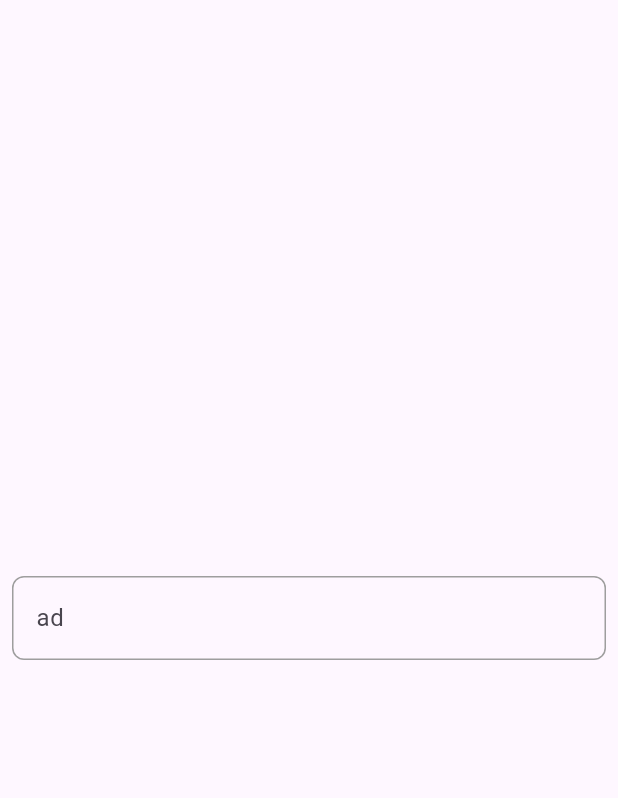
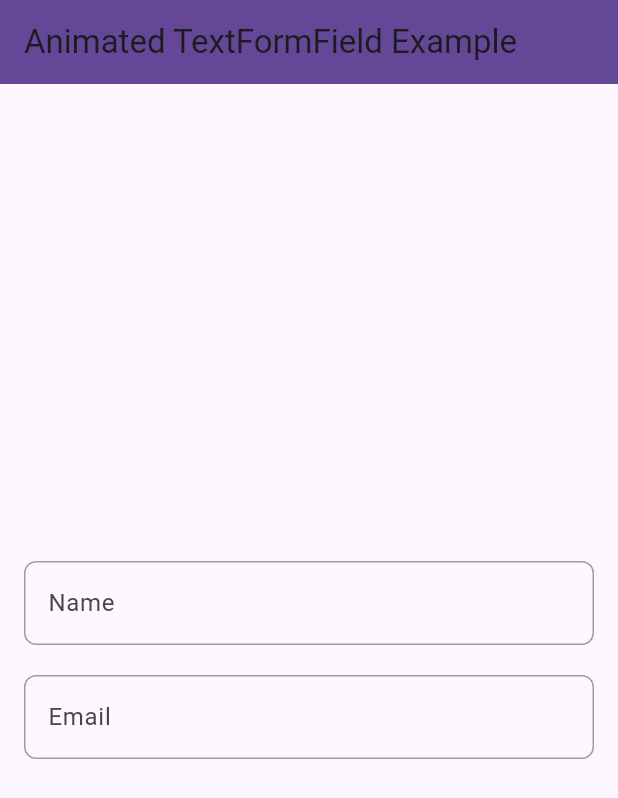
Before and after one commit to Praanim/animated_input_border, a Flutter app: the screen it shows after launch, on a phone screen of 412 x 824 dp. Shown: the top 798 px of the screen. Run offline on Flutter 3.47's test engine with Material 3 defaults, Android fonts, the phone set to English and light mode, and no system bars.

Commit message:
[#1] Example created for the package

```diff
--- a/example/lib/main.dart
+++ b/example/lib/main.dart
@@ -12,7 +12,7 @@ class MyApp extends StatelessWidget {
   @override
   Widget build(BuildContext context) {
     return MaterialApp(
-      title: 'Flutter Demo',
+      title: 'Flutter Animated TextField',
       theme: ThemeData(
         colorScheme: ColorScheme.fromSeed(seedColor: Colors.deepPurple),
         useMaterial3: true,
@@ -28,22 +28,51 @@ class HomePage extends StatelessWidget {
   @override
   Widget build(BuildContext context) {
     return Scaffold(
-      body: Padding(
-        padding: const EdgeInsets.all(8.0),
-        child: Center(
-            child: AnimatedTextFormField(
-          borderColor: Colors.amber,
-          decoration: const InputDecoration(
-            hintText: "sddasd",
-            labelText: 'ad',
-            border: OutlineInputBorder(
-                borderSide: BorderSide(color: Colors.grey),
-                borderRadius: BorderRadius.all(Radius.circular(50.0))),
-            // focusedBorder: OutlineInputBorder(
-            //   borderSide: BorderSide(),
-            // ),
-          ),
-        )),
+      appBar: AppBar(
+        title: const Text('Animated TextFormField Example'),
+        backgroundColor: const Color.fromARGB(255, 101, 71, 152),
+      ),
+      body: const Padding(
+        padding: EdgeInsets.all(16.0),
+        child: Column(
+          mainAxisAlignment: MainAxisAlignment.center,
+          children: [
+            //
+            // First AnimatedTextFormField
+            //
+            AnimatedTextFormField(
+              textInputAction: TextInputAction.next,
+              decoration: InputDecoration(
+                hintText: "Enter your name",
+                labelText: 'Name',
+                border: OutlineInputBorder(
+                  borderSide: BorderSide(color: Colors.grey),
+                  borderRadius: BorderRadius.all(Radius.circular(50.0)),
+                ),
+                focusedBorder: OutlineInputBorder(
+                  borderSide: BorderSide(color: Colors.deepPurple, width: 2.0),
+                ),
+              ),
+            ),
+            //
+            SizedBox(height: 20), // Space between the text fields
+            //
+            // Second AnimatedTextFormField
+            AnimatedTextFormField(
+              decoration: InputDecoration(
+                hintText: "Enter your email",
+                labelText: 'Email',
+                border: OutlineInputBorder(
+                  borderSide: BorderSide(color: Colors.grey),
+                  borderRadius: BorderRadius.all(Radius.circular(50.0)),
+                ),
+                focusedBorder: OutlineInputBorder(
+                  borderSide: BorderSide(color: Colors.deepPurple, width: 2.0),
+                ),
+              ),
+            ),
+          ],
+        ),
       ),
     );
   }
```
